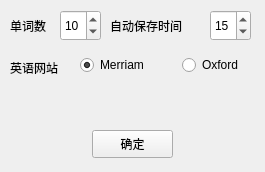
Above: settingswidget.ui from lxl66566/wordsreciter before the change. Below: the same form after it.
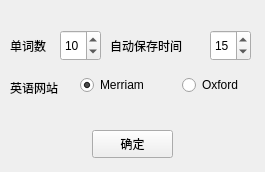
That is the form after the change.

```diff
--- a/settingswidget.ui
+++ b/settingswidget.ui
@@ -17,7 +17,7 @@
    <property name="geometry">
     <rect>
      <x>60</x>
-     <y>10</y>
+     <y>30</y>
      <width>41</width>
      <height>31</height>
     </rect>
@@ -33,7 +33,7 @@
    <property name="geometry">
     <rect>
      <x>80</x>
-     <y>50</y>
+     <y>70</y>
      <width>198</width>
      <height>31</height>
     </rect>
@@ -62,7 +62,7 @@
    <property name="geometry">
     <rect>
      <x>10</x>
-     <y>10</y>
+     <y>30</y>
      <width>61</width>
      <height>31</height>
     </rect>
@@ -75,7 +75,7 @@
    <property name="geometry">
     <rect>
      <x>110</x>
-     <y>10</y>
+     <y>30</y>
      <width>101</width>
      <height>31</height>
     </rect>
@@ -88,7 +88,7 @@
    <property name="geometry">
     <rect>
      <x>210</x>
-     <y>10</y>
+     <y>30</y>
      <width>41</width>
      <height>31</height>
     </rect>
@@ -107,7 +107,7 @@
    <property name="geometry">
     <rect>
      <x>10</x>
-     <y>60</y>
+     <y>80</y>
      <width>61</width>
      <height>16</height>
     </rect>
```
